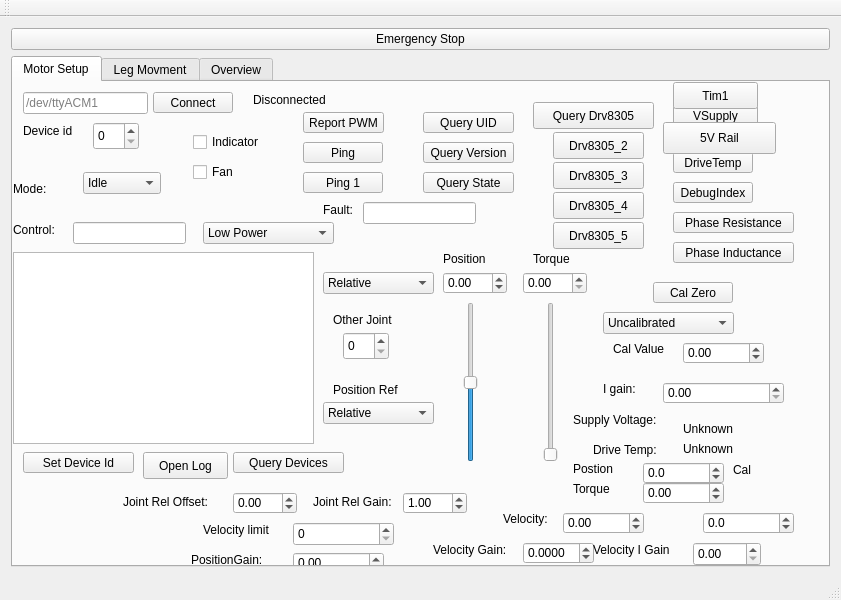
Old version of the form Bark/mainwindow.ui in the repository craftit/DogBotSoftware.
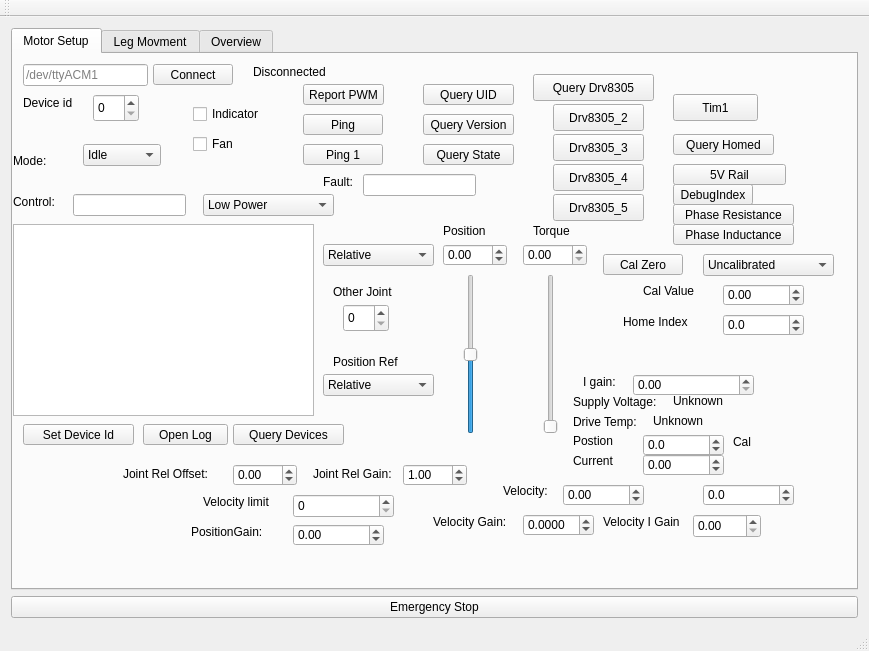
New version of the form. The open tabs and pages were chosen to show the change.

Commit message: Added a home offset.

The edit to the form file:
```diff
--- a/Bark/mainwindow.ui
+++ b/Bark/mainwindow.ui
@@ -6,8 +6,8 @@
    <rect>
     <x>0</x>
     <y>0</y>
-    <width>841</width>
-    <height>600</height>
+    <width>869</width>
+    <height>651</height>
    </rect>
   </property>
   <property name="windowTitle">
@@ -15,13 +15,6 @@
   </property>
   <widget class="QWidget" name="centralWidget">
    <layout class="QVBoxLayout" name="verticalLayout">
-    <item>
-     <widget class="QPushButton" name="pushButtonEmergencyStop">
-      <property name="text">
-       <string>Emergency Stop</string>
-      </property>
-     </widget>
-    </item>
     <item>
      <widget class="QTabWidget" name="tabWidget">
       <property name="currentIndex">
@@ -169,19 +162,6 @@
          <string>Position Ref</string>
         </property>
        </widget>
-       <widget class="QPushButton" name="pushButton">
-        <property name="geometry">
-         <rect>
-          <x>660</x>
-          <y>20</y>
-          <width>85</width>
-          <height>27</height>
-         </rect>
-        </property>
-        <property name="text">
-         <string>VSupply</string>
-        </property>
-       </widget>
        <widget class="QPushButton" name="pushButtonDrv8305_2">
         <property name="geometry">
          <rect>
@@ -333,7 +313,7 @@
         <property name="geometry">
          <rect>
           <x>660</x>
-          <y>0</y>
+          <y>40</y>
           <width>85</width>
           <height>27</height>
          </rect>
@@ -523,8 +503,8 @@
        <widget class="QComboBox" name="comboBoxCalibration">
         <property name="geometry">
          <rect>
-          <x>590</x>
-          <y>230</y>
+          <x>690</x>
+          <y>200</y>
           <width>131</width>
           <height>22</height>
          </rect>
@@ -549,7 +529,7 @@
         <property name="geometry">
          <rect>
           <x>660</x>
-          <y>100</y>
+          <y>130</y>
           <width>80</width>
           <height>21</height>
          </rect>
@@ -577,26 +557,13 @@
           <x>130</x>
           <y>370</y>
           <width>85</width>
-          <height>27</height>
+          <height>21</height>
          </rect>
         </property>
         <property name="text">
          <string>Open Log</string>
         </property>
        </widget>
-       <widget class="QPushButton" name="pushButtonDriveTemp">
-        <property name="geometry">
-         <rect>
-          <x>660</x>
-          <y>70</y>
-          <width>80</width>
-          <height>21</height>
-         </rect>
-        </property>
-        <property name="text">
-         <string>DriveTemp</string>
-        </property>
-       </widget>
        <widget class="QComboBox" name="comboBoxPositionRef">
         <property name="geometry">
          <rect>
@@ -669,7 +636,7 @@
        <widget class="QPushButton" name="pushButtonCalZero">
         <property name="geometry">
          <rect>
-          <x>640</x>
+          <x>590</x>
           <y>200</y>
           <width>80</width>
           <height>21</height>
@@ -750,14 +717,14 @@
          </rect>
         </property>
         <property name="text">
-         <string>Torque</string>
+         <string>Current</string>
         </property>
        </widget>
        <widget class="QLabel" name="label_15">
         <property name="geometry">
          <rect>
-          <x>600</x>
-          <y>260</y>
+          <x>630</x>
+          <y>230</y>
           <width>59</width>
           <height>14</height>
          </rect>
@@ -830,7 +797,7 @@
        <widget class="QLabel" name="label_SupplyVoltage">
         <property name="geometry">
          <rect>
-          <x>670</x>
+          <x>660</x>
           <y>340</y>
           <width>59</width>
           <height>14</height>
@@ -843,7 +810,7 @@
        <widget class="QLabel" name="label_DriverTemperature">
         <property name="geometry">
          <rect>
-          <x>670</x>
+          <x>640</x>
           <y>360</y>
           <width>59</width>
           <height>14</height>
@@ -857,7 +824,7 @@
         <property name="geometry">
          <rect>
           <x>560</x>
-          <y>330</y>
+          <y>340</y>
           <width>101</width>
           <height>16</height>
          </rect>
@@ -869,7 +836,7 @@
        <widget class="QLabel" name="label_19">
         <property name="geometry">
          <rect>
-          <x>580</x>
+          <x>560</x>
           <y>360</y>
           <width>81</width>
           <height>16</height>
@@ -911,8 +878,8 @@
        <widget class="QDoubleSpinBox" name="doubleSpinBoxCalibrationOffset">
         <property name="geometry">
          <rect>
-          <x>670</x>
-          <y>260</y>
+          <x>710</x>
+          <y>230</y>
           <width>81</width>
           <height>22</height>
          </rect>
@@ -928,7 +895,7 @@
         <property name="geometry">
          <rect>
           <x>660</x>
-          <y>130</y>
+          <y>150</y>
           <width>121</width>
           <height>21</height>
          </rect>
@@ -941,7 +908,7 @@
         <property name="geometry">
          <rect>
           <x>660</x>
-          <y>160</y>
+          <y>170</y>
           <width>121</width>
           <height>21</height>
          </rect>
@@ -953,10 +920,10 @@
        <widget class="QLabel" name="label_22">
         <property name="geometry">
          <rect>
-          <x>590</x>
-          <y>300</y>
-          <width>59</width>
-          <height>14</height>
+          <x>570</x>
+          <y>320</y>
+          <width>41</width>
+          <height>16</height>
          </rect>
         </property>
         <property name="text">
@@ -966,8 +933,8 @@
        <widget class="QDoubleSpinBox" name="doubleSpinBoxIGain">
         <property name="geometry">
          <rect>
-          <x>650</x>
-          <y>300</y>
+          <x>620</x>
+          <y>320</y>
           <width>121</width>
           <height>22</height>
          </rect>
@@ -1072,7 +1039,7 @@
        <widget class="QLabel" name="label_25">
         <property name="geometry">
          <rect>
-          <x>580</x>
+          <x>590</x>
           <y>460</y>
           <width>91</width>
           <height>16</height>
@@ -1156,16 +1123,61 @@
        <widget class="QPushButton" name="pushButton_5">
         <property name="geometry">
          <rect>
-          <x>650</x>
-          <y>40</y>
+          <x>660</x>
+          <y>110</y>
           <width>113</width>
-          <height>32</height>
+          <height>21</height>
          </rect>
         </property>
         <property name="text">
          <string>5V Rail</string>
         </property>
        </widget>
+       <widget class="QDoubleSpinBox" name="doubleSpinBoxHomeIndexOffset">
+        <property name="geometry">
+         <rect>
+          <x>710</x>
+          <y>260</y>
+          <width>81</width>
+          <height>22</height>
+         </rect>
+        </property>
+        <property name="decimals">
+         <number>1</number>
+        </property>
+        <property name="minimum">
+         <double>-360.000000000000000</double>
+        </property>
+        <property name="maximum">
+         <double>360.000000000000000</double>
+        </property>
+       </widget>
+       <widget class="QLabel" name="label_28">
+        <property name="geometry">
+         <rect>
+          <x>610</x>
+          <y>260</y>
+          <width>81</width>
+          <height>16</height>
+         </rect>
+        </property>
+        <property name="text">
+         <string>Home Index</string>
+        </property>
+       </widget>
+       <widget class="QPushButton" name="pushButtonQueryHomed">
+        <property name="geometry">
+         <rect>
+          <x>660</x>
+          <y>80</y>
+          <width>101</width>
+          <height>21</height>
+         </rect>
+        </property>
+        <property name="text">
+         <string>Query Homed</string>
+        </property>
+       </widget>
       </widget>
       <widget class="QWidget" name="tab_2">
        <attribute name="title">
@@ -1386,6 +1398,13 @@
       </widget>
      </widget>
     </item>
+    <item>
+     <widget class="QPushButton" name="pushButtonEmergencyStop">
+      <property name="text">
+       <string>Emergency Stop</string>
+      </property>
+     </widget>
+    </item>
    </layout>
   </widget>
   <widget class="QMenuBar" name="menuBar">
```
Left out of the diff: 6 changed lines with no effect on the pictures. The commit also changes 15 other files.
